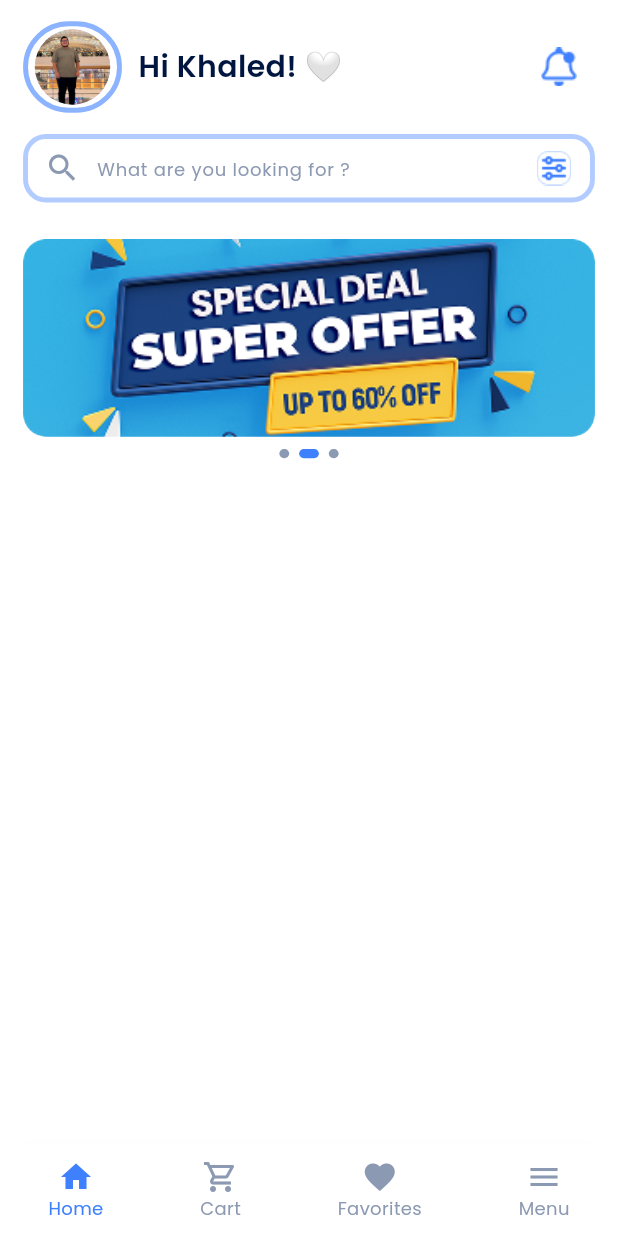
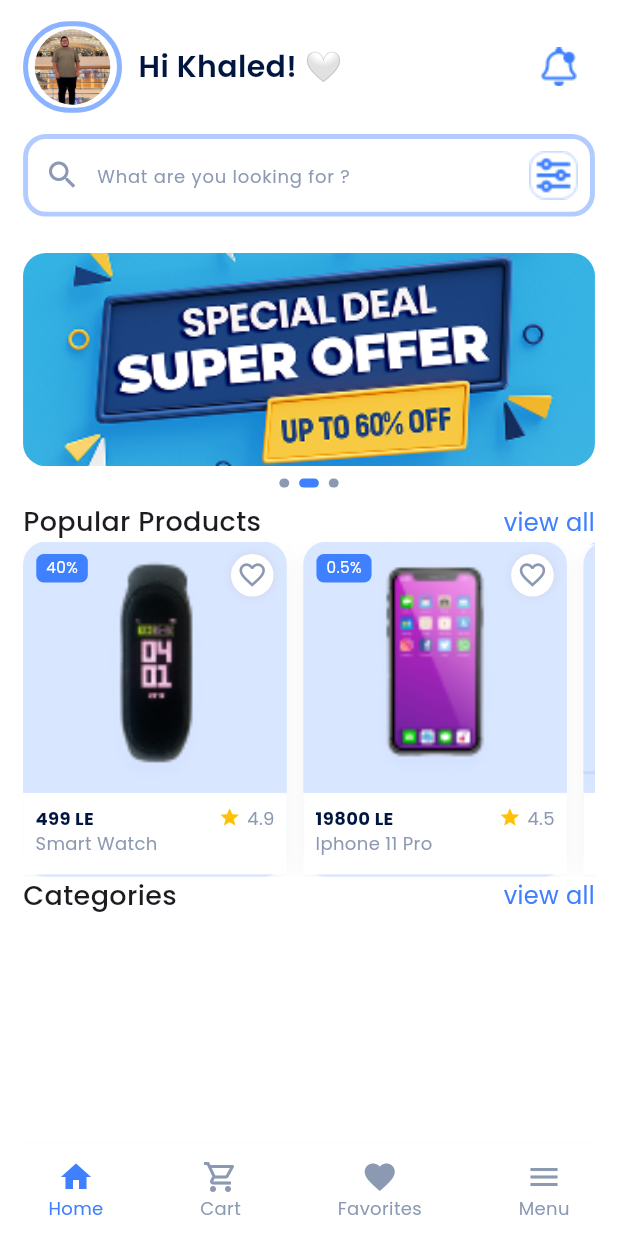
Before and after one commit to khaledmohd202/marketi, a Flutter app: the screen it shows after launch, on a phone screen of 412 x 824 dp. Run offline on Flutter 3.47's test engine with Material 3 defaults, Android fonts, the phone set to English and light mode, and no system bars; our stand-ins replace dartz, dio, flutter_bloc, flutter_rating_bar, flutter_screenutil, get_it and 4 more.

Commit message:
Popular Products "UI"

```diff
--- /dev/null
+++ b/lib/core/common/widgets/product_card.dart
@@ -0,0 +1,189 @@
+import 'package:flutter/material.dart';
+import 'package:flutter_rating_bar/flutter_rating_bar.dart';
+import 'package:flutter_screenutil/flutter_screenutil.dart';
+import 'package:marketi/core/themes/colors/marketi_colors.dart';
+import 'package:marketi/core/themes/styles/marketi_text_styles.dart';
+
+class ProductCard extends StatefulWidget {
+  const ProductCard({
+    required this.name,
+    required this.price,
+    required this.rating,
+    required this.onTap,
+    required this.discount,
+    required this.image,
+    required this.selectedIcon,
+    required this.color,
+    super.key,
+  });
+  final String image;
+  final String discount;
+  final VoidCallback onTap;
+  final IconData? selectedIcon;
+  final Color? color;
+  final String name;
+  final String price;
+  final double rating;
+
+  @override
+  State<ProductCard> createState() => _ProductCardState();
+}
+
+class _ProductCardState extends State<ProductCard> {
+  bool _isFavorite = false;
+  @override
+  Widget build(BuildContext context) {
+    return GestureDetector(
+      onTap: () {
+        // context.pushNamed(
+        //   AppRoutes.productDetails,
+        // );
+      },
+      child: Container(
+        width: 160.w,
+        decoration: BoxDecoration(
+          color: MarketiColors.lightBlue100Color,
+
+          borderRadius: BorderRadius.circular(15.r),
+          boxShadow: [
+            BoxShadow(
+              //
+              // ignore: deprecated_member_use
+              color: Colors.grey.withOpacity(0.1),
+              blurRadius: 10,
+              offset: const Offset(0, 5),
+            ),
+          ],
+        ),
+        child: Column(
+          crossAxisAlignment: CrossAxisAlignment.start,
+          children: [
+            Stack(
+              // Image, Discount Badge and Favorite Icon.
+              children: [
+                // Product Image
+                ClipRRect(
+                  borderRadius: BorderRadius.circular(10.r),
+                  // replaced with Image.network when linking with API
+                  child: Image.asset(
+                    widget.image,
+                    height: 165.h,
+                    width: double.infinity,
+                    fit: BoxFit.cover,
+                  ),
+                ),
+                // Discount Badge
+                Positioned(
+                  top: 8.h,
+                  left: 8.w,
+                  child: Container(
+                    padding: EdgeInsets.symmetric(
+                      horizontal: 6.w,
+                      vertical: 2.h,
+                    ),
+                    decoration: BoxDecoration(
+                      color: MarketiColors.lightBlue900Color,
+                      borderRadius: BorderRadius.circular(5.r),
+                    ),
+                    child: Text(
+                      widget.discount,
+                      style: MarketiTextStyles.textStyle12.copyWith(
+                        color: Colors.white,
+                        fontSize: 10.sp,
+                      ),
+                    ),
+                  ),
+                ),
+                // Favorite Icon
+                Positioned(
+                  top: 8.h,
+                  right: 8.w,
+                  child: GestureDetector(
+                    onTap: () {
+                      setState(() {
+                        _isFavorite = !_isFavorite;
+                      });
+                    },
+                    child: Container(
+                      padding: EdgeInsets.all(4.r),
+                      decoration: BoxDecoration(
+                        color: Colors.white,
+                        shape: BoxShape.circle,
+                        boxShadow: [
+                          BoxShadow(
+                            //
+                            // ignore: deprecated_member_use
+                            color: Colors.grey.withOpacity(0.2),
+                            blurRadius: 5,
+                          ),
+                        ],
+                      ),
+                      child: Icon(
+                        _isFavorite ? Icons.favorite : Icons.favorite_outline,
+                        size: 20.r,
+                        color: _isFavorite
+                            ? MarketiColors.darkBlue100Color
+                            : MarketiColors.greyColor,
+                      ),
+                    ),
+                  ),
+                ),
+              ],
+            ),
+            // Price, Name and Rate.
+            ColoredBox(
+              color: Colors.white,
+
+              child: Padding(
+                padding: EdgeInsets.all(8.r),
+                child: Column(
+                  crossAxisAlignment: CrossAxisAlignment.start,
+                  children: [
+                    // Price and Raring
+                    Row(
+                      children: [
+                        // Price
+                        Text(
+                          '${widget.price} LE',
+                          style: MarketiTextStyles.textStyle12.copyWith(
+                            fontWeight: FontWeight.bold,
+                            color: MarketiColors.darkBlue900Color,
+                          ),
+                        ),
+                        const Spacer(),
+
+                        // Rating
+                        Icon(
+                          Icons.star,
+                          size: 14.r,
+                          color: Colors.amber,
+                        ),
+                        SizedBox(width: 4.w),
+                        Text(
+                          widget.rating.toString(),
+                          style: MarketiTextStyles.textStyle12.copyWith(
+                            color: MarketiColors.greyColor,
+                          ),
+                        ),
+                      ],
+                    ),
+                    // tile
+                    Text(
+                      widget.name,
+                      style: MarketiTextStyles.textStyle12.copyWith(
+                        color: MarketiColors.greyColor,
+                      ),
+                      maxLines: 1,
+                      overflow: TextOverflow.ellipsis,
+                    ),
+                    SizedBox(height: 4.h),
+                  ],
+                ),
+              ),
+            ),
+          ],
+        ),
+      ),
+    );
+  }
+}
--- a/lib/core/const/images/marketi_images.dart
+++ b/lib/core/const/images/marketi_images.dart
@@ -27,4 +27,7 @@ class MarketiImages {
   static const String banner1 = 'assets/images/home/banner1.png';
   static const String banner2 = 'assets/images/home/banner2.png';
   static const String banner3 = 'assets/images/home/banner3.png';
+  static const String iphone11Pro = 'assets/images/home/iphone_11_pro.png';
+  static const String smartWatch = 'assets/images/home/smart_watch.png';
+  static const String motorilla = 'assets/images/home/motorilla.png';
 }
--- a/lib/features/home/presentation/view/home_view.dart
+++ b/lib/features/home/presentation/view/home_view.dart
@@ -2,7 +2,9 @@ import 'package:flutter/material.dart';
 import 'package:flutter_screenutil/flutter_screenutil.dart';
 import 'package:marketi/features/home/presentation/widgets/home_banner.dart';
 import 'package:marketi/features/home/presentation/widgets/home_header.dart';
+import 'package:marketi/features/home/presentation/widgets/home_popular_product.dart';
 import 'package:marketi/features/home/presentation/widgets/home_search_bar.dart';
+import 'package:marketi/features/home/presentation/widgets/home_section_title.dart';
 
 class HomeView extends StatefulWidget {
   const HomeView({super.key});
@@ -29,8 +31,25 @@ class _HomeViewState extends State<HomeView> {
               child: HomeSearchBar(controller: _controller),
             ),
             // Banner Bar
+            const SliverToBoxAdapter(
+              child: HomeBanner(),
+            ),
+            // Popular Products
             SliverToBoxAdapter(
-              child: HomeBanner(),
+              child: HomeSectionTitle(
+                sectionTitle: 'Popular Products',
+                onPressed: () {},
+              ),
+            ),
+            const SliverToBoxAdapter(
+              child: HomePopularProduct(),
+            ),
+            // Categories
+            SliverToBoxAdapter(
+              child: HomeSectionTitle(
+                sectionTitle: 'Categories',
+                onPressed: () {},
+              ),
             ),
           ],
         ),
--- a/lib/features/home/presentation/widgets/home_banner.dart
+++ b/lib/features/home/presentation/widgets/home_banner.dart
@@ -56,7 +56,7 @@ class _HomeBannerState extends State<HomeBanner> {
       child: Column(
         children: [
           SizedBox(
-            height: 130.h,
+            height: 140.h,
             child: PageView.builder(
               controller: _pageController,
               onPageChanged: (index) {
--- a/lib/features/home/presentation/widgets/home_popular_product.dart
+++ b/lib/features/home/presentation/widgets/home_popular_product.dart
@@ -0,0 +1,57 @@
+import 'package:flutter/material.dart';
+import 'package:flutter_screenutil/flutter_screenutil.dart';
+import 'package:marketi/core/common/widgets/product_card.dart';
+import 'package:marketi/core/const/images/marketi_images.dart';
+
+class HomePopularProduct extends StatelessWidget {
+  const HomePopularProduct({super.key});
+
+  @override
+  Widget build(BuildContext context) {
+    return SizedBox(
+      height: 220.h,
+      child: ListView.separated(
+        scrollDirection: Axis.horizontal,
+        itemBuilder: (context, index) {
+          return ProductCard(
+            discount: _productDiscounts[index],
+            image: _productImages[index],
+            onTap: () {},
+            color: Colors.blue,
+            name: _productNames[index],
+            price: _productPrices[index],
+            rating: _productRates[index],
+            selectedIcon: Icons.favorite,
+          );
+        },
+        separatorBuilder: (context, index) => SizedBox(width: 10.w),
+        itemCount: _productImages.length,
+      ),
+    );
+  }
+}
+
+final List<String> _productImages = [
+  MarketiImages.smartWatch,
+  MarketiImages.iphone11Pro,
+  MarketiImages.motorilla,
+];
+
+final List<String> _productPrices = [
+  '499',
+  '19800',
+  '8579',
+];
+final List<String> _productNames = [
+  'Smart Watch',
+  'Iphone 11 Pro',
+  'Motorilla',
+];
+
+final List<double> _productRates = [4.9, 4.5, 3.2];
+
+final List<String> _productDiscounts = [
+  '40%',
+  '0.5%',
+  '60%',
+];
--- a/lib/features/home/presentation/widgets/home_search_bar.dart
+++ b/lib/features/home/presentation/widgets/home_search_bar.dart
@@ -1,6 +1,5 @@
 import 'package:flutter/material.dart';
 import 'package:flutter_screenutil/flutter_screenutil.dart';
-import 'package:marketi/core/common/widgets/text_app.dart';
 import 'package:marketi/core/const/icons/marketi_icons.dart';
 import 'package:marketi/core/themes/colors/marketi_colors.dart';
 import 'package:marketi/core/themes/styles/marketi_text_styles.dart';
@@ -15,7 +14,6 @@ class HomeSearchBar extends StatelessWidget {
       padding: EdgeInsets.symmetric(vertical: 14.h),
       child: Container(
         padding: EdgeInsets.only(left: 10.w),
-        height: 45.h,
         decoration: BoxDecoration(
           borderRadius: BorderRadius.circular(15.r),
           border: BoxBorder.all(
--- a/lib/features/home/presentation/widgets/home_section_title.dart
+++ b/lib/features/home/presentation/widgets/home_section_title.dart
@@ -0,0 +1,37 @@
+import 'package:flutter/material.dart';
+import 'package:marketi/core/common/widgets/text_app.dart';
+import 'package:marketi/core/themes/colors/marketi_colors.dart';
+import 'package:marketi/core/themes/styles/marketi_text_styles.dart';
+
+class HomeSectionTitle extends StatelessWidget {
+  const HomeSectionTitle({
+    required this.onPressed,
+    required this.sectionTitle,
+    super.key,
+  });
+  final String sectionTitle;
+  final VoidCallback onPressed;
+
+  @override
+  Widget build(BuildContext context) {
+    return Row(
+      mainAxisAlignment: MainAxisAlignment.spaceBetween,
+      children: [
+        TextApp(
+          text: sectionTitle,
+          theme: MarketiTextStyles.textStyle18,
+        ),
+
+        InkWell(
+          onTap: onPressed,
+          child: TextApp(
+            text: 'view all',
+            theme: MarketiTextStyles.textStyle16.copyWith(
+              color: MarketiColors.darkBlue100Color,
+            ),
+          ),
+        ),
+      ],
+    );
+  }
+}
--- a/pubspec.yaml
+++ b/pubspec.yaml
@@ -23,6 +23,7 @@ dependencies:
   flutter_localizations:
     sdk: flutter
   flutter_native_splash: ^2.4.7
+  flutter_rating_bar: ^4.0.1
   flutter_screenutil: ^5.9.3
   flutter_svg: ^2.2.4
   flutter_zoom_drawer: ^3.2.0
```
Also changed, not shown: assets/images/home/iphone_11_pro.png (added), assets/images/home/motorilla.png (added), assets/images/home/smart_watch.png (added), pubspec.lock.
